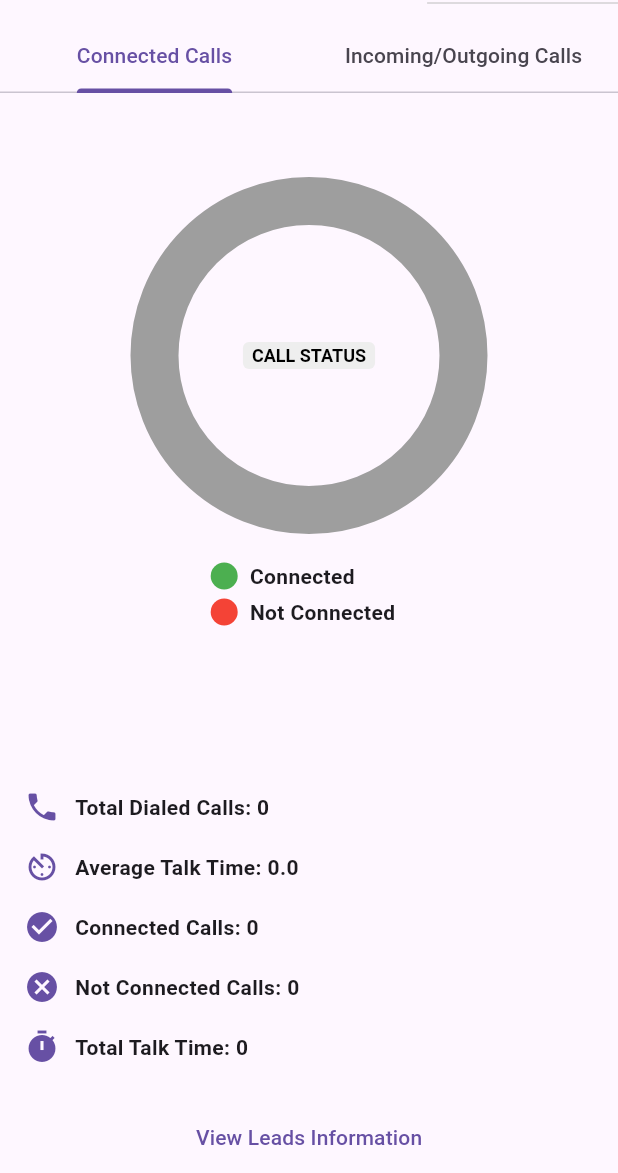
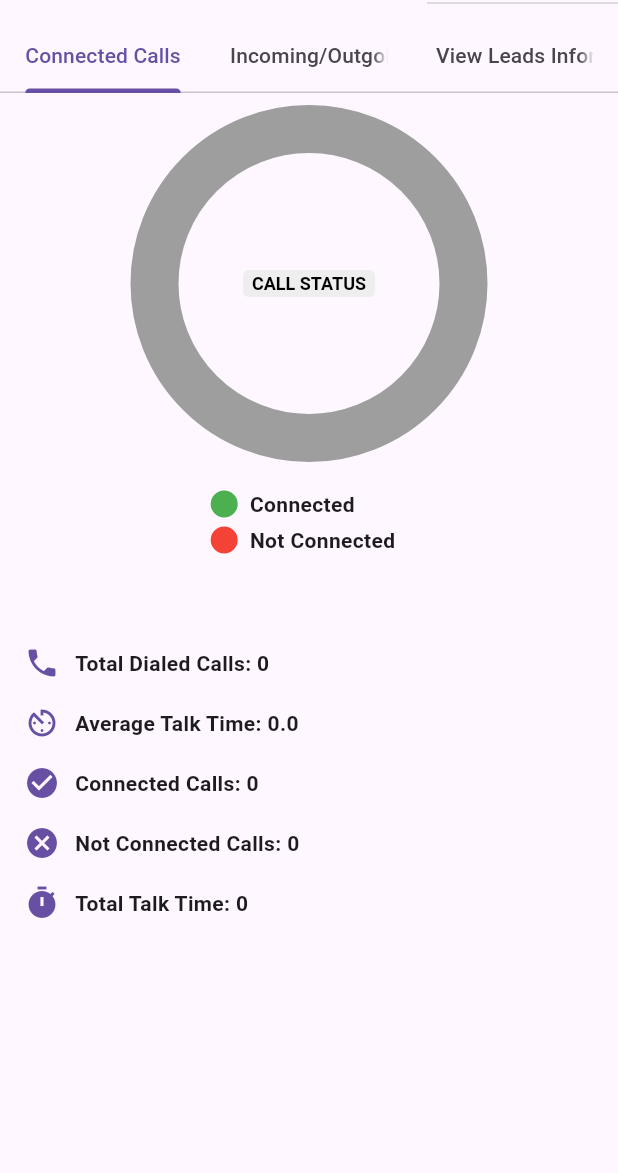
Before and after one commit to sonipalangthod/voila_call_dummy, a Flutter app: the StatisticsPage screen opened directly, on a phone screen of 412 x 824 dp, the part 63-1236 px from its top. Run offline on Flutter 3.47's test engine with Material 3 defaults, Android fonts, the phone set to English and light mode, and no system bars; drawn by our look-alikes of pie_chart; our stand-ins replace sqflite; missing offline and left inert: call_log; accounts and stored records are empty.

```diff
--- a/lib/screens/call_log_screen.dart
+++ b/lib/screens/call_log_screen.dart
@@ -40,6 +40,7 @@ class _CallLogScreenState extends State<CallLogScreen> {
     return Scaffold(
       appBar: AppBar(
         title: Text('Call Log'),
+        automaticallyImplyLeading: false,
         actions: [
           IconButton(
             icon: Icon(Icons.filter_list),
--- a/lib/screens/dialpad_screen.dart
+++ b/lib/screens/dialpad_screen.dart
@@ -87,6 +87,7 @@ class _DialpadScreenState extends State<DialpadScreen> {
     return Scaffold(
       appBar: AppBar(
         title: Text('Dialpad'),
+        automaticallyImplyLeading: false,
       ),
       body: Column(
         children: [
--- a/lib/screens/leads_information_page.dart
+++ b/lib/screens/leads_information_page.dart
@@ -51,6 +51,7 @@ class _LeadsInformationPageState extends State<LeadsInformationPage> {
     return Scaffold(
       appBar: AppBar(
         title: Text('Leads Information'),
+        automaticallyImplyLeading: false,
       ),
       body: Column(
         crossAxisAlignment: CrossAxisAlignment.stretch,
--- a/lib/screens/statistics_page.dart
+++ b/lib/screens/statistics_page.dart
@@ -2,7 +2,7 @@ import 'package:flutter/material.dart';
 import 'package:call_log/call_log.dart';
 import 'package:pie_chart/pie_chart.dart';
 import 'leads_information_page.dart';
-import 'package:flutter/material.dart';
+
 class StatisticsPage extends StatefulWidget {
   @override
   _StatisticsPageState createState() => _StatisticsPageState();
@@ -55,7 +55,6 @@ class _StatisticsPageState extends State<StatisticsPage> {
           endDate = selectedDates[1];
         }
         break;
-
     }
 
     Iterable<CallLogEntry> callLogs = await CallLog.query(
@@ -85,14 +84,16 @@ class _StatisticsPageState extends State<StatisticsPage> {
   @override
   Widget build(BuildContext context) {
     return DefaultTabController(
-      length: 2,
+      length: 3,
       child: Scaffold(
         appBar: AppBar(
           title: Text('Statistics'),
+          automaticallyImplyLeading: false,
           bottom: TabBar(
             tabs: [
               Tab(text: 'Connected Calls'),
               Tab(text: 'Incoming/Outgoing Calls'),
+              Tab(text: 'View Leads Information'), // Added "View Leads Information" tab
             ],
           ),
           actions: [
@@ -115,21 +116,11 @@ class _StatisticsPageState extends State<StatisticsPage> {
             ),
           ],
         ),
-        body: Column(
-          children: [
-            Expanded(
-              child: TabBarView(
+        body: TabBarView(
           children: [
             _buildConnectedCallsTab(),
             _buildInOutCallsTab(),
-                ],
-              ),
-            ),
-            _buildCommonStatistics(),
-            TextButton(
-              onPressed: _navigateToLeadsInformationPage,
-              child: Text('View Leads Information'),
-            ),
+            LeadsInformationPage(), // Directly add LeadsInformationPage
           ],
         ),
       ),
@@ -146,7 +137,9 @@ class _StatisticsPageState extends State<StatisticsPage> {
       Colors.red,
     ];
 
-    return Padding(
+    return ListView(
+      children: [
+        Padding(
           padding: EdgeInsets.all(16.0),
           child: PieChart(
             dataMap: connectedCallsData,
@@ -174,6 +167,9 @@ class _StatisticsPageState extends State<StatisticsPage> {
             ),
             colorList: colorList,
           ),
+        ),
+        _buildCommonStatistics(),
+      ],
     );
   }
 
@@ -189,7 +185,9 @@ class _StatisticsPageState extends State<StatisticsPage> {
       Colors.blue,
       Colors.green,
     ];
-    return Padding(
+    return ListView(
+      children: [
+        Padding(
           padding: EdgeInsets.all(16.0),
           child: PieChart(
             dataMap: inOutCallsData,
@@ -217,14 +215,17 @@ class _StatisticsPageState extends State<StatisticsPage> {
             ),
             colorList: colorList,
           ),
+        ),
+        _buildCommonStatistics(),
+      ],
     );
   }
 
   Widget _buildCommonStatistics() {
-    return Padding(
+    return SingleChildScrollView(
+        child: Padding(
         padding: EdgeInsets.all(16.0),
-    child: Column(
-    crossAxisAlignment: CrossAxisAlignment.stretch,
+    child: Column(          crossAxisAlignment: CrossAxisAlignment.stretch,
       children: [
         SizedBox(height: 10),
         _buildStatisticTile(Icons.phone, 'Total Dialed Calls', _totalDialedCalls),
@@ -233,6 +234,7 @@ class _StatisticsPageState extends State<StatisticsPage> {
         _buildStatisticTile(Icons.cancel, 'Not Connected Calls', _totalNotConnectedCalls),
         _buildStatisticTile(Icons.timer, 'Total Talk Time', _totalTalkTime),
       ],
+    ),
         ),
     );
   }
@@ -254,16 +256,7 @@ class _StatisticsPageState extends State<StatisticsPage> {
       ),
     );
   }
-
-  void _navigateToLeadsInformationPage() {
-    Navigator.push(
-      context,
-      MaterialPageRoute(builder: (context) => LeadsInformationPage()),
-    );
 }
-}
-
-
 
 class CustomDateRangePickerDialog extends StatefulWidget {
   @override
--- a/lib/screens/voila_call_screen.dart
+++ b/lib/screens/voila_call_screen.dart
@@ -61,6 +61,7 @@ class _VoilaCallScreenState extends State<VoilaCallScreen> {
     return Scaffold(
       appBar: AppBar(
         title: Text('Status of call'),
+        automaticallyImplyLeading: false,
       ),
       body: SingleChildScrollView(
         child: Padding(
```
Also changed, not shown: lib/auth/dashboard_screen.dart (+18 -1 lines). Lines whose indentation alone changed are shown as unchanged.
